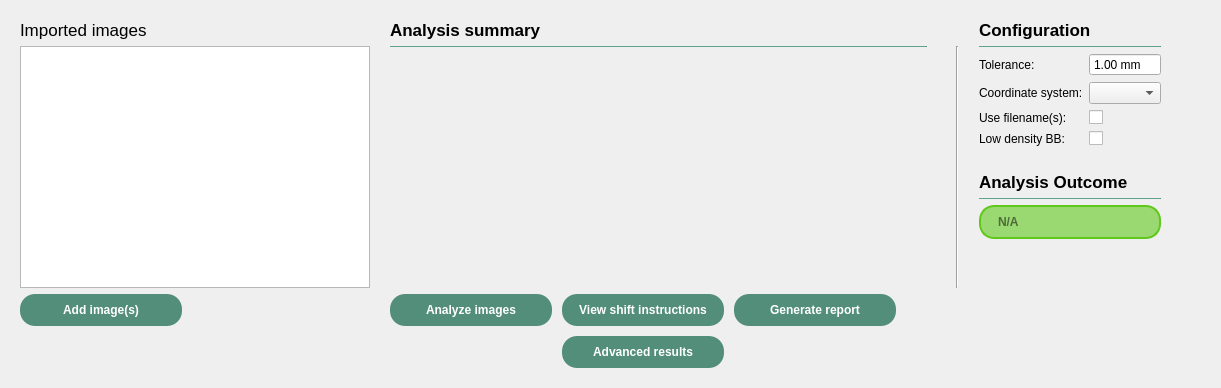
This is ui/qt_ui/wlutzWorksheet.ui in Quantico-Bullet/PyBeam-QA as Qt 5 draws it before an edit. The edited form follows.
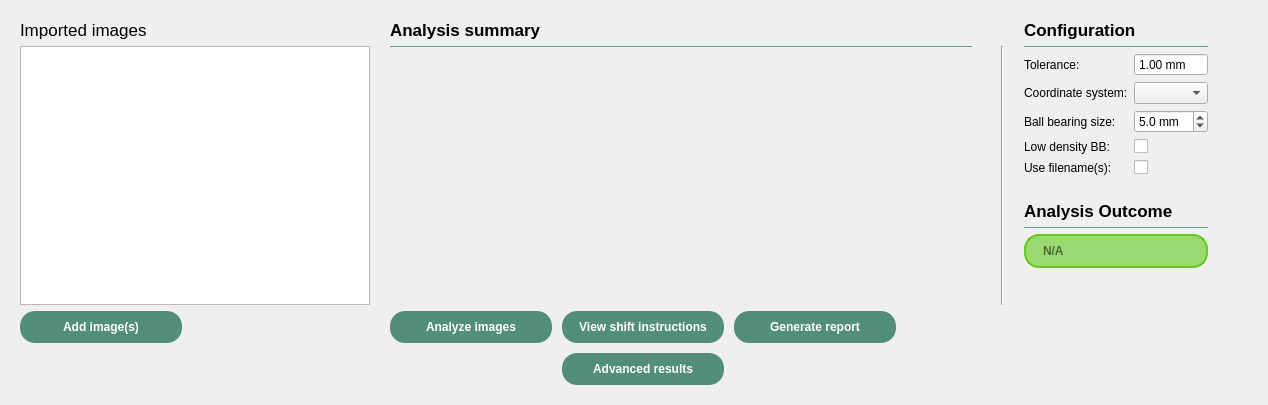
This is the edited form.

```diff
--- a/ui/qt_ui/wlutzWorksheet.ui
+++ b/ui/qt_ui/wlutzWorksheet.ui
@@ -2,6 +2,14 @@
 <ui version="4.0">
  <class>QWLutzWorksheet</class>
  <widget class="QWidget" name="QWLutzWorksheet">
+  <property name="geometry">
+   <rect>
+    <x>0</x>
+    <y>0</y>
+    <width>1268</width>
+    <height>405</height>
+   </rect>
+  </property>
   <property name="windowTitle">
    <string>Form</string>
   </property>
@@ -253,6 +261,12 @@
              <layout class="QHBoxLayout" name="horizontalLayout_4">
               <item>
                <widget class="QDoubleSpinBox" name="toleranceDSB">
+                <property name="maximumSize">
+                 <size>
+                  <width>100</width>
+                  <height>16777215</height>
+                 </size>
+                </property>
                 <property name="buttonSymbols">
                  <enum>QAbstractSpinBox::NoButtons</enum>
                 </property>
@@ -285,16 +299,6 @@
             <item row="1" column="1">
              <widget class="QComboBox" name="coordSysCB"/>
             </item>
-            <item row="2" column="0">
-             <widget class="QLabel" name="useFilenameSLabel">
-              <property name="text">
-               <string>Use filename(s):</string>
-              </property>
-             </widget>
-            </item>
-            <item row="2" column="1">
-             <widget class="QCheckBox" name="useFilenameSCheckBox"/>
-            </item>
             <item row="3" column="0">
              <widget class="QLabel" name="lowDensityBBLabel">
               <property name="text">
@@ -305,6 +309,48 @@
             <item row="3" column="1">
              <widget class="QCheckBox" name="lowDensityBBCheckBox"/>
             </item>
+            <item row="4" column="0">
+             <widget class="QLabel" name="useFilenameSLabel">
+              <property name="text">
+               <string>Use filename(s):</string>
+              </property>
+             </widget>
+            </item>
+            <item row="4" column="1">
+             <widget class="QCheckBox" name="useFilenameSCheckBox"/>
+            </item>
+            <item row="2" column="0">
+             <widget class="QLabel" name="bb_size_label">
+              <property name="text">
+               <string>Ball bearing size:</string>
+              </property>
+             </widget>
+            </item>
+            <item row="2" column="1">
+             <widget class="QDoubleSpinBox" name="bb_size_dsb">
+              <property name="maximumSize">
+               <size>
+                <width>100</width>
+                <height>16777215</height>
+               </size>
+              </property>
+              <property name="suffix">
+               <string> mm</string>
+              </property>
+              <property name="decimals">
+               <number>1</number>
+              </property>
+              <property name="minimum">
+               <double>1.000000000000000</double>
+              </property>
+              <property name="maximum">
+               <double>20.000000000000000</double>
+              </property>
+              <property name="value">
+               <double>5.000000000000000</double>
+              </property>
+             </widget>
+            </item>
            </layout>
           </item>
           <item>
```
